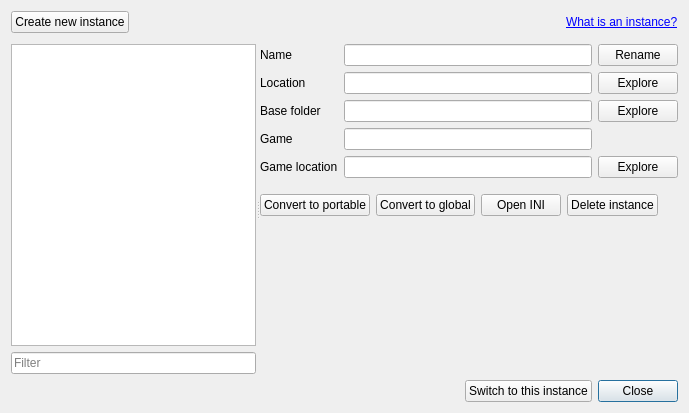
This is modorganizer/src/instancemanagerdialog.ui in Holt59/mo2-merge as Qt 5 draws it before an edit. The edited form follows.
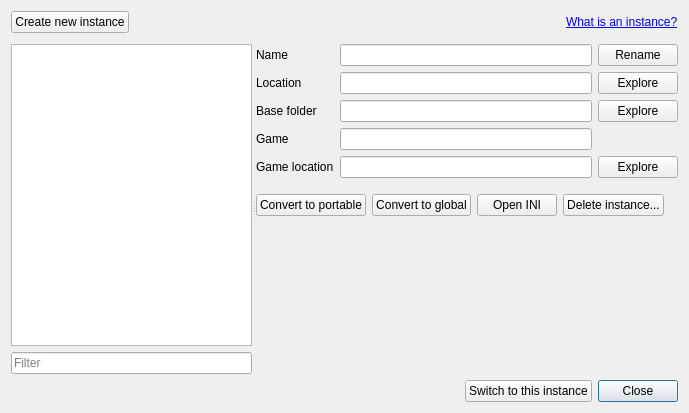
This is the edited form. Icons and pictures are not drawn. Custom widgets are drawn as their Qt base class.

Commit message: [modorganizer] added ... to the "Delete Instance" button to make it less scary merged InstanceInfo into Instance, most of it was redundant added logging before deleting instance added Instance::readFromIni(), contains stuff that used to be in setup(), used by instance dialog replaced QDir with QString in a few places, I hate QDir

Patch:
```diff
--- a/modorganizer/src/instancemanagerdialog.ui
+++ b/modorganizer/src/instancemanagerdialog.ui
@@ -330,7 +330,7 @@
                <item>
                 <widget class="QPushButton" name="deleteInstance">
                  <property name="text">
-                  <string>Delete instance</string>
+                  <string>Delete instance...</string>
                  </property>
                  <property name="icon">
                   <iconset resource="resources.qrc">
```
The commit also changes 5 other files.
